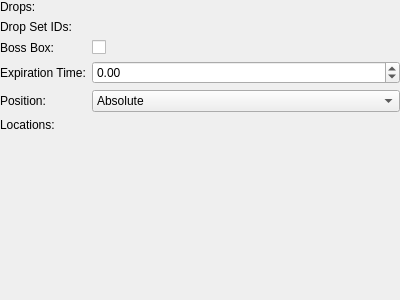
First picture: the form in tools/cathedral/ui/EventDirection.ui, repository comphack/comp_hack, before the edit.
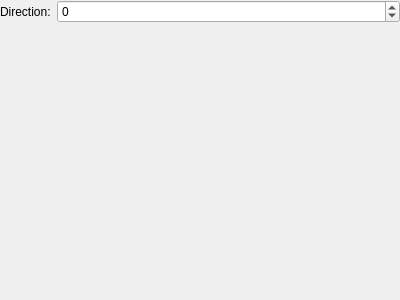
Second picture: the form after the edit. Custom widgets are drawn as their Qt base class.

Commit message: Setting most properties for event UIs

```diff
--- a/tools/cathedral/ui/EventDirection.ui
+++ b/tools/cathedral/ui/EventDirection.ui
@@ -31,97 +31,24 @@
      <item row="0" column="0">
       <widget class="QLabel" name="lblDrops">
        <property name="text">
-        <string>Drops:</string>
+        <string>Direction:</string>
        </property>
       </widget>
      </item>
-     <item row="1" column="0">
-      <widget class="QLabel" name="lblDropSetIDs">
-       <property name="text">
-        <string>Drop Set IDs:</string>
-       </property>
-      </widget>
-     </item>
-     <item row="1" column="1">
-      <widget class="DynamicList" name="dropSetIDs" native="true"/>
-     </item>
-     <item row="2" column="0">
-      <widget class="QLabel" name="lblIsBossBox">
-       <property name="text">
-        <string>Boss Box:</string>
-       </property>
-      </widget>
-     </item>
-     <item row="2" column="1">
-      <widget class="QCheckBox" name="isBossBox">
-       <property name="text">
-        <string/>
-       </property>
-      </widget>
-     </item>
-     <item row="3" column="0">
-      <widget class="QLabel" name="lblExpirationTime">
-       <property name="text">
-        <string>Expiration Time:</string>
-       </property>
-      </widget>
-     </item>
-     <item row="3" column="1">
-      <widget class="QDoubleSpinBox" name="expirationTime">
+     <item row="0" column="1">
+      <widget class="QSpinBox" name="direction">
        <property name="minimum">
-        <double>-10000.000000000000000</double>
+        <number>-2147483647</number>
        </property>
        <property name="maximum">
-        <double>10000.000000000000000</double>
+        <number>2147483647</number>
        </property>
       </widget>
      </item>
-     <item row="4" column="0">
-      <widget class="QLabel" name="lblPosition">
-       <property name="text">
-        <string>Position:</string>
-       </property>
-      </widget>
-     </item>
-     <item row="4" column="1">
-      <widget class="QComboBox" name="position">
-       <item>
-        <property name="text">
-         <string>Absolute</string>
-        </property>
-       </item>
-       <item>
-        <property name="text">
-         <string>Source Relative</string>
-        </property>
-       </item>
-      </widget>
-     </item>
-     <item row="5" column="0">
-      <widget class="QLabel" name="lblLocations">
-       <property name="text">
-        <string>Locations:</string>
-       </property>
-      </widget>
-     </item>
-     <item row="0" column="1">
-      <widget class="DynamicList" name="drops" native="true"/>
-     </item>
-     <item row="5" column="1">
-      <widget class="DynamicList" name="locations" native="true"/>
-     </item>
     </layout>
    </item>
   </layout>
  </widget>
- <customwidgets>
-  <customwidget>
-   <class>DynamicList</class>
-   <extends>QWidget</extends>
-   <header>DynamicList.h</header>
-   <container>1</container>
-  </customwidget>
- </customwidgets>
  <resources/>
  <connections/>
 </ui>
```
Left out of the diff: 2 changed lines with no effect on the pictures. The commit also changes 23 other files.
